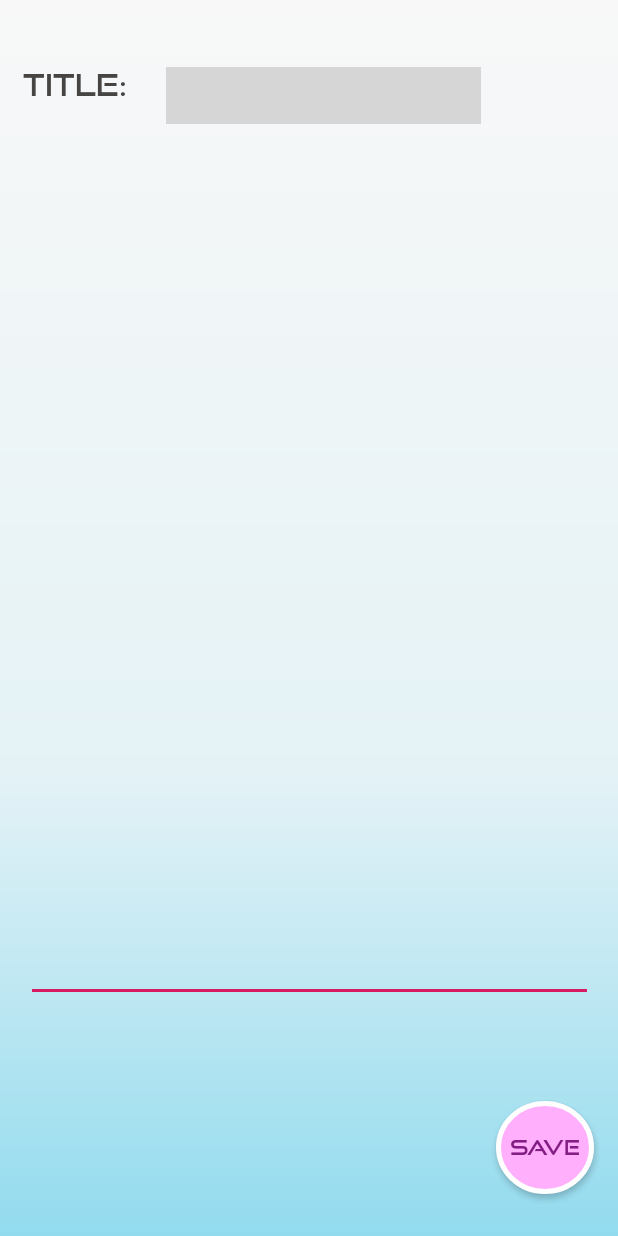
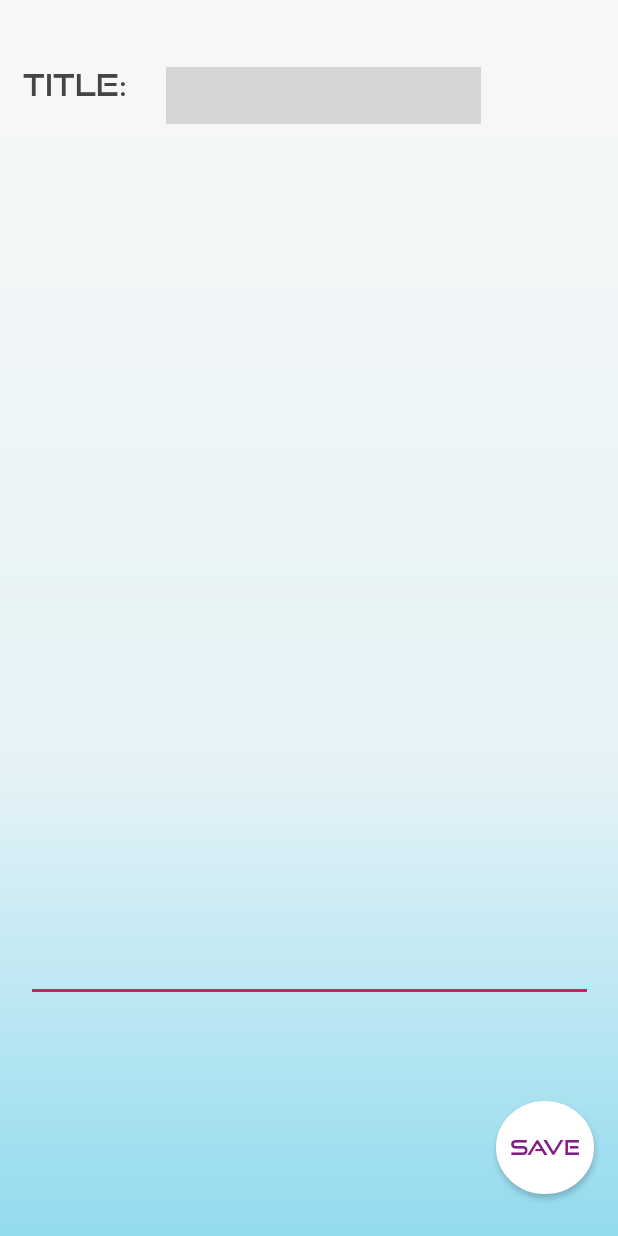
Before and after one commit to kitsune0100/NotesApp, an Android app: the newnote screen opened directly, with no data from a screen before it, on a phone screen of 412 x 824 dp. Run offline under Robolectric (Android 15) with nearby library versions, the phone set to English and light mode, and no system bars; grey boxes are pictures that could not be loaded.

Commit message:
4th commit

```diff
--- a/app/src/main/res/drawable/roundbutton.xml
+++ b/app/src/main/res/drawable/roundbutton.xml
@@ -1,6 +1,6 @@
 <?xml version="1.0" encoding="utf-8"?>
 <shape xmlns:android="http://schemas.android.com/apk/res/android" android:shape="oval">
-    <solid android:color="@color/pink"/>
+    <solid android:color="@color/white"/>
     <stroke android:color="@color/white" android:width="3dp"/>
     <size android:height="60dp" android:width="60dp"/>
     <corners android:radius="15dp"/>
--- a/app/src/main/res/layout/activity_newnote.xml
+++ b/app/src/main/res/layout/activity_newnote.xml
@@ -33,7 +33,7 @@
         android:layout_height="38dp"
         android:ems="10"
         android:gravity="start"
-        android:inputType="textPersonName"
+        android:singleLine="false"
         android:maxLength="2000"
         android:background="@drawable/titlebox"
         android:scrollHorizontally="false"
```
Also changed, not shown: app/src/main/java/com/test/notes/newnote.java (+0 -1 lines).
